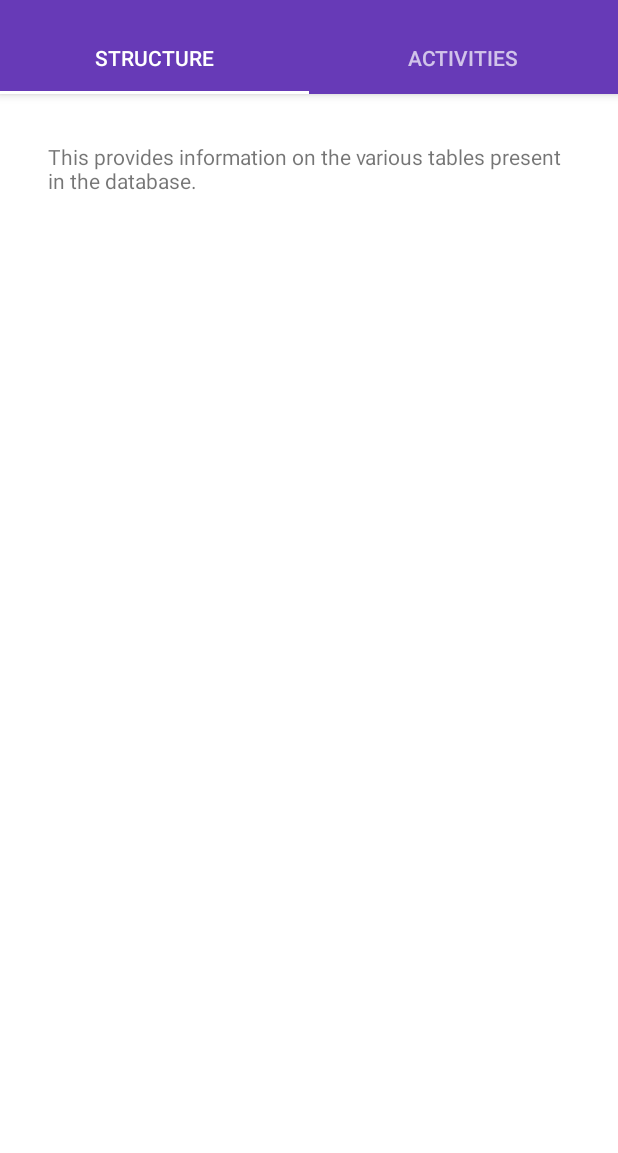
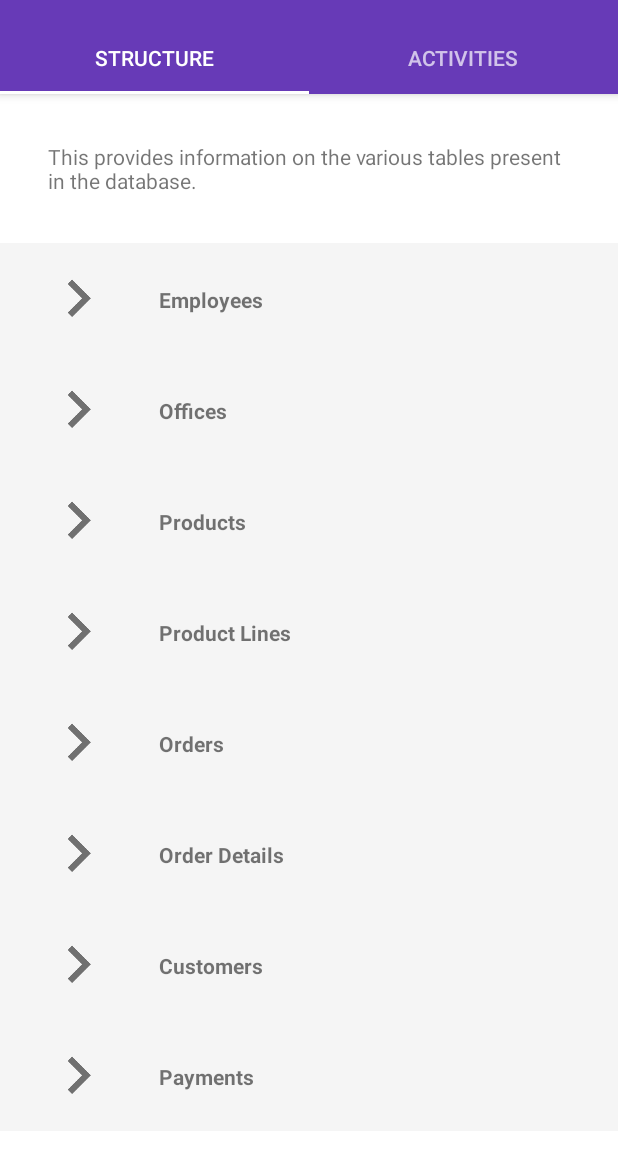
Before and after one commit to webianks/AnoTech-Android, an Android app: the screen it shows after launch (MainActivity), on a phone screen of 412 x 824 dp, the part 62-1215 px from its top. Run offline under Robolectric (Android 15) with nearby library versions, the phone set to English and light mode, and no system bars.

Commit message:
Added tables list

```diff
--- /dev/null
+++ b/app/src/main/java/com/webianks/anotech/adapters/StructureAdapter.java
@@ -0,0 +1,57 @@
+package com.webianks.anotech.adapters;
+
+import android.content.Context;
+import android.support.v7.widget.RecyclerView;
+import android.view.LayoutInflater;
+import android.view.View;
+import android.view.ViewGroup;
+import android.widget.TextView;
+
+import com.webianks.anotech.R;
+
+
+import java.util.List;
+
+/**
+ * Created by R Ankit on 21-03-2017.
+ */
+
+public class StructureAdapter extends RecyclerView.Adapter<StructureAdapter.VH> {
+
+    private List<String> tableNames;
+    private Context context;
+
+    public StructureAdapter(Context context, List<String> tableNames) {
+        this.context = context;
+        this.tableNames = tableNames;
+    }
+
+    @Override
+    public StructureAdapter.VH onCreateViewHolder(ViewGroup parent, int viewType) {
+
+        View view = LayoutInflater.from(context).inflate(R.layout.single_structure_item, parent, false);
+        StructureAdapter.VH vh = new StructureAdapter.VH(view);
+        return vh;
+    }
+
+    @Override
+    public void onBindViewHolder(StructureAdapter.VH holder, int position) {
+        holder.tableName.setText(tableNames.get(position));
+    }
+
+    @Override
+    public int getItemCount() {
+        return tableNames.size();
+    }
+
+    public class VH extends RecyclerView.ViewHolder {
+
+        TextView tableName;
+
+        public VH(View itemView) {
+            super(itemView);
+
+            tableName = (TextView) itemView.findViewById(R.id.name);
+        }
+    }
+}
--- a/app/src/main/java/com/webianks/anotech/fragments/DataStructure.java
+++ b/app/src/main/java/com/webianks/anotech/fragments/DataStructure.java
@@ -10,6 +10,10 @@ import android.view.View;
 import android.view.ViewGroup;
 
 import com.webianks.anotech.R;
+import com.webianks.anotech.adapters.StructureAdapter;
+
+import java.util.ArrayList;
+import java.util.List;
 
 /**
  * Created by R Ankit on 21-03-2017.
@@ -18,6 +22,7 @@ import com.webianks.anotech.R;
 public class DataStructure extends Fragment {
 
     private RecyclerView recyclerView;
+    private List<String> structureList = new ArrayList<String>();
 
     public static DataStructure newInstance() {
 
@@ -43,5 +48,18 @@ public class DataStructure extends Fragment {
         LinearLayoutManager linearLayoutManager = new LinearLayoutManager(getActivity());
         recyclerView.setLayoutManager(linearLayoutManager);
 
+
+        structureList.add("Employees");
+        structureList.add("Offices");
+        structureList.add("Products");
+        structureList.add("Product Lines");
+        structureList.add("Orders");
+        structureList.add("Order Details");
+        structureList.add("Customers");
+        structureList.add("Payments");
+
+        StructureAdapter adapter = new StructureAdapter(getActivity(),structureList);
+        recyclerView.setAdapter(adapter);
+
     }
 }
--- a/app/src/main/res/layout/single_structure_item.xml
+++ b/app/src/main/res/layout/single_structure_item.xml
@@ -16,6 +16,7 @@
         android:src="@drawable/ic_navigate_next" />
 
     <TextView
+        android:id="@+id/name"
         android:layout_width="wrap_content"
         android:layout_height="wrap_content"
         android:layout_marginLeft="@dimen/structure_item_padding"
```
